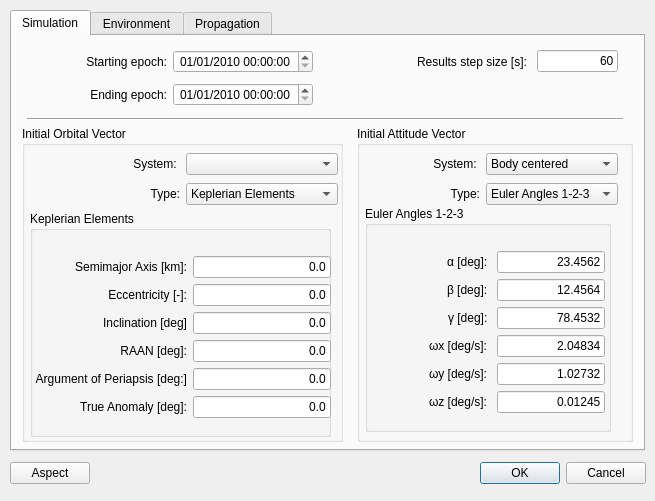
This is sta-src/Loitering/loitering.ui in Dwarf-Planet-Project/SpaceDesignTool as Qt 5 draws it before an edit. The edited form follows.
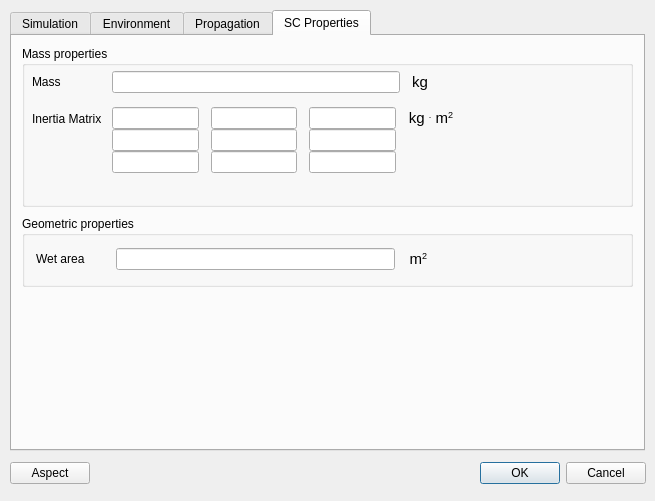
This is the edited form. The open tabs and pages were chosen to show the change. Icons and pictures are not drawn.

Commit message: Changes in the loitering GUI to add attitude.

Diff of the .ui file:
```diff
--- a/sta-src/Loitering/loitering.ui
+++ b/sta-src/Loitering/loitering.ui
@@ -30,7 +30,10 @@
    <iconset resource="../../iconary/sta-icons.qrc">
     <normaloff>:/icons/Loitering.png</normaloff>:/icons/Loitering.png</iconset>
   </property>
-  <widget class="QTabWidget" name="LoiteringTabsAssembly">
+  <widget class="QTabWidget" name="SCProperties_2">
+   <property name="enabled">
+    <bool>true</bool>
+   </property>
    <property name="geometry">
     <rect>
      <x>10</x>
@@ -658,7 +661,7 @@
        <item row="0" column="0">
         <widget class="QLabel" name="CoordSystlabel">
          <property name="text">
-          <string>System: </string>
+          <string>Coordinate System: </string>
          </property>
          <property name="alignment">
           <set>Qt::AlignRight|Qt::AlignTrailing|Qt::AlignVCenter</set>
@@ -743,8 +746,8 @@
        <rect>
         <x>5</x>
         <y>80</y>
-        <width>256</width>
-        <height>231</height>
+        <width>246</width>
+        <height>226</height>
        </rect>
       </property>
       <property name="frameShape">
@@ -763,7 +766,7 @@
        <widget class="QGroupBox" name="groupBox_6">
         <property name="geometry">
          <rect>
-          <x>3</x>
+          <x>0</x>
           <y>0</y>
           <width>246</width>
           <height>226</height>
@@ -778,10 +781,10 @@
         <widget class="QWidget" name="formLayoutWidget_4">
          <property name="geometry">
           <rect>
-           <x>59</x>
-           <y>30</y>
-           <width>181</width>
-           <height>191</height>
+           <x>0</x>
+           <y>40</y>
+           <width>201</width>
+           <height>181</height>
           </rect>
          </property>
          <layout class="QFormLayout" name="formLayout_4">
@@ -797,7 +800,7 @@
           <item row="0" column="0">
            <widget class="QLabel" name="alpha">
             <property name="text">
-             <string>&amp;alpha; [deg]: </string>
+             <string>&amp;phi; [deg]: </string>
             </property>
             <property name="textFormat">
              <enum>Qt::RichText</enum>
@@ -817,7 +820,7 @@
           <item row="1" column="0">
            <widget class="QLabel" name="beta">
             <property name="text">
-             <string>&amp;beta; [deg]: </string>
+             <string>&amp;theta; [deg]: </string>
             </property>
             <property name="textFormat">
              <enum>Qt::RichText</enum>
@@ -837,7 +840,7 @@
           <item row="2" column="0">
            <widget class="QLabel" name="gamma">
             <property name="text">
-             <string>&amp;gamma; [deg]: </string>
+             <string>&amp;psi; [deg]: </string>
             </property>
             <property name="textFormat">
              <enum>Qt::RichText</enum>
@@ -857,7 +860,11 @@
           <item row="3" column="0">
            <widget class="QLabel" name="omegax">
             <property name="text">
-             <string>&amp;omega;x [deg/s]: </string>
+             <string>&lt;!DOCTYPE HTML PUBLIC &quot;-//W3C//DTD HTML 4.0//EN&quot; &quot;http://www.w3.org/TR/REC-html40/strict.dtd&quot;&gt;
+&lt;html&gt;&lt;head&gt;&lt;meta name=&quot;qrichtext&quot; content=&quot;1&quot; /&gt;&lt;style type=&quot;text/css&quot;&gt;
+p, li { white-space: pre-wrap; }
+&lt;/style&gt;&lt;/head&gt;&lt;body style=&quot; font-family:'MS Shell Dlg 2'; font-size:8.25pt; font-weight:400; font-style:normal;&quot;&gt;
+&lt;p style=&quot; margin-top:0px; margin-bottom:0px; margin-left:0px; margin-right:0px; -qt-block-indent:0; text-indent:0px;&quot;&gt;ω&lt;span style=&quot; font-size:8pt; vertical-align:sub;&quot;&gt;x&lt;/span&gt; [deg/s]: &lt;/p&gt;&lt;/body&gt;&lt;/html&gt;</string>
             </property>
             <property name="textFormat">
              <enum>Qt::RichText</enum>
@@ -877,7 +884,11 @@
           <item row="4" column="0">
            <widget class="QLabel" name="omegay">
             <property name="text">
-             <string>&amp;omega;y [deg/s]: </string>
+             <string>&lt;!DOCTYPE HTML PUBLIC &quot;-//W3C//DTD HTML 4.0//EN&quot; &quot;http://www.w3.org/TR/REC-html40/strict.dtd&quot;&gt;
+&lt;html&gt;&lt;head&gt;&lt;meta name=&quot;qrichtext&quot; content=&quot;1&quot; /&gt;&lt;style type=&quot;text/css&quot;&gt;
+p, li { white-space: pre-wrap; }
+&lt;/style&gt;&lt;/head&gt;&lt;body style=&quot; font-family:'MS Shell Dlg 2'; font-size:8.25pt; font-weight:400; font-style:normal;&quot;&gt;
+&lt;p style=&quot; margin-top:0px; margin-bottom:0px; margin-left:0px; margin-right:0px; -qt-block-indent:0; text-indent:0px;&quot;&gt;&lt;span style=&quot; font-size:8pt;&quot;&gt;ω&lt;/span&gt;&lt;span style=&quot; font-size:8pt; vertical-align:sub;&quot;&gt;y&lt;/span&gt;&lt;span style=&quot; font-size:8pt;&quot;&gt; [deg/s]: &lt;/span&gt;&lt;/p&gt;&lt;/body&gt;&lt;/html&gt;</string>
             </property>
             <property name="textFormat">
              <enum>Qt::RichText</enum>
@@ -897,7 +908,11 @@
           <item row="5" column="0">
            <widget class="QLabel" name="omegaz">
             <property name="text">
-             <string>&amp;omega;z [deg/s]: </string>
+             <string>&lt;!DOCTYPE HTML PUBLIC &quot;-//W3C//DTD HTML 4.0//EN&quot; &quot;http://www.w3.org/TR/REC-html40/strict.dtd&quot;&gt;
+&lt;html&gt;&lt;head&gt;&lt;meta name=&quot;qrichtext&quot; content=&quot;1&quot; /&gt;&lt;style type=&quot;text/css&quot;&gt;
+p, li { white-space: pre-wrap; }
+&lt;/style&gt;&lt;/head&gt;&lt;body style=&quot; font-family:'MS Shell Dlg 2'; font-size:8.25pt; font-weight:400; font-style:normal;&quot;&gt;
+&lt;p style=&quot; margin-top:0px; margin-bottom:0px; margin-left:0px; margin-right:0px; -qt-block-indent:0; text-indent:0px;&quot;&gt;&lt;span style=&quot; font-size:8pt;&quot;&gt;ω&lt;/span&gt;&lt;span style=&quot; font-size:8pt; vertical-align:sub;&quot;&gt;z&lt;/span&gt;&lt;span style=&quot; font-size:8pt;&quot;&gt; [deg/s]: &lt;/span&gt;&lt;/p&gt;&lt;/body&gt;&lt;/html&gt;</string>
             </property>
             <property name="textFormat">
              <enum>Qt::RichText</enum>
@@ -1417,7 +1432,7 @@
       <property name="geometry">
        <rect>
         <x>10</x>
-        <y>25</y>
+        <y>15</y>
         <width>251</width>
         <height>56</height>
        </rect>
@@ -1426,7 +1441,7 @@
        <item row="0" column="0">
         <widget class="QLabel" name="CoordSystlabel_2">
          <property name="text">
-          <string>System: </string>
+          <string>Coordinate System: </string>
          </property>
          <property name="alignment">
           <set>Qt::AlignRight|Qt::AlignTrailing|Qt::AlignVCenter</set>
@@ -1447,12 +1462,7 @@
         <widget class="QComboBox" name="comboBox_3">
          <item>
           <property name="text">
-           <string>Body centered</string>
-          </property>
-         </item>
-         <item>
-          <property name="text">
-           <string>No body centered</string>
+           <string>Inertial</string>
           </property>
          </item>
         </widget>
@@ -2332,6 +2342,206 @@
      </layout>
     </widget>
    </widget>
+   <widget class="QWidget" name="SCProperties">
+    <attribute name="title">
+     <string>SC Properties</string>
+    </attribute>
+    <widget class="QGroupBox" name="groupBox_4">
+     <property name="geometry">
+      <rect>
+       <x>10</x>
+       <y>10</y>
+       <width>611</width>
+       <height>161</height>
+      </rect>
+     </property>
+     <property name="title">
+      <string>Mass properties</string>
+     </property>
+     <widget class="QWidget" name="formLayoutWidget_8">
+      <property name="geometry">
+       <rect>
+        <x>10</x>
+        <y>25</y>
+        <width>421</width>
+        <height>126</height>
+       </rect>
+      </property>
+      <layout class="QFormLayout" name="formLayout_8">
+       <property name="fieldGrowthPolicy">
+        <enum>QFormLayout::AllNonFixedFieldsGrow</enum>
+       </property>
+       <property name="horizontalSpacing">
+        <number>10</number>
+       </property>
+       <property name="verticalSpacing">
+        <number>14</number>
+       </property>
+       <item row="0" column="0">
+        <widget class="QLabel" name="label_4">
+         <property name="text">
+          <string>Mass</string>
+         </property>
+        </widget>
+       </item>
+       <item row="0" column="1">
+        <layout class="QHBoxLayout" name="horizontalLayout_6">
+         <property name="spacing">
+          <number>12</number>
+         </property>
+         <item>
+          <widget class="QLineEdit" name="lineEdit"/>
+         </item>
+         <item>
+          <widget class="QLabel" name="inertiaMatLabel">
+           <property name="text">
+            <string>&lt;!DOCTYPE HTML PUBLIC &quot;-//W3C//DTD HTML 4.0//EN&quot; &quot;http://www.w3.org/TR/REC-html40/strict.dtd&quot;&gt;
+&lt;html&gt;&lt;head&gt;&lt;meta name=&quot;qrichtext&quot; content=&quot;1&quot; /&gt;&lt;style type=&quot;text/css&quot;&gt;
+p, li { white-space: pre-wrap; }
+&lt;/style&gt;&lt;/head&gt;&lt;body style=&quot; font-family:'MS Shell Dlg 2'; font-size:8.25pt; font-weight:400; font-style:normal;&quot;&gt;
+&lt;p style=&quot; margin-top:0px; margin-bottom:0px; margin-left:0px; margin-right:0px; -qt-block-indent:0; text-indent:0px;&quot;&gt;&lt;span style=&quot; font-family:'Ubuntu'; font-size:11pt;&quot;&gt;kg      &lt;/span&gt;&lt;/p&gt;&lt;/body&gt;&lt;/html&gt;</string>
+           </property>
+           <property name="alignment">
+            <set>Qt::AlignRight|Qt::AlignTrailing|Qt::AlignVCenter</set>
+           </property>
+          </widget>
+         </item>
+        </layout>
+       </item>
+       <item row="1" column="0">
+        <widget class="QLabel" name="label_5">
+         <property name="text">
+          <string>Inertia Matrix</string>
+         </property>
+        </widget>
+       </item>
+       <item row="1" column="1">
+        <layout class="QGridLayout" name="gridLayout_5">
+         <property name="horizontalSpacing">
+          <number>12</number>
+         </property>
+         <item row="0" column="0">
+          <widget class="QLineEdit" name="lineEdit_2"/>
+         </item>
+         <item row="1" column="0">
+          <widget class="QLineEdit" name="lineEdit_3"/>
+         </item>
+         <item row="2" column="0">
+          <widget class="QLineEdit" name="lineEdit_7"/>
+         </item>
+         <item row="0" column="1">
+          <widget class="QLineEdit" name="lineEdit_8"/>
+         </item>
+         <item row="1" column="1">
+          <widget class="QLineEdit" name="lineEdit_9"/>
+         </item>
+         <item row="2" column="1">
+          <widget class="QLineEdit" name="lineEdit_10"/>
+         </item>
+         <item row="0" column="2">
+          <widget class="QLineEdit" name="lineEdit_11"/>
+         </item>
+         <item row="1" column="2">
+          <widget class="QLineEdit" name="lineEdit_13"/>
+         </item>
+         <item row="2" column="2">
+          <widget class="QLineEdit" name="lineEdit_12"/>
+         </item>
+         <item row="0" column="3">
+          <widget class="QLabel" name="inertiaMatLabel_3">
+           <property name="text">
+            <string>&lt;!DOCTYPE HTML PUBLIC &quot;-//W3C//DTD HTML 4.0//EN&quot; &quot;http://www.w3.org/TR/REC-html40/strict.dtd&quot;&gt;
+&lt;html&gt;&lt;head&gt;&lt;meta name=&quot;qrichtext&quot; content=&quot;1&quot; /&gt;&lt;style type=&quot;text/css&quot;&gt;
+p, li { white-space: pre-wrap; }
+&lt;/style&gt;&lt;/head&gt;&lt;body style=&quot; font-family:'MS Shell Dlg 2'; font-size:8.25pt; font-weight:400; font-style:normal;&quot;&gt;
+&lt;p style=&quot; margin-top:0px; margin-bottom:0px; margin-left:0px; margin-right:0px; -qt-block-indent:0; text-indent:0px;&quot;&gt;&lt;span style=&quot; font-family:'Ubuntu'; font-size:11pt;&quot;&gt;kg &lt;/span&gt;&lt;span style=&quot; font-family:'Ubuntu'; font-size:11pt; vertical-align:super;&quot;&gt;.&lt;/span&gt;&lt;span style=&quot; font-family:'Ubuntu'; font-size:11pt;&quot;&gt; m&lt;/span&gt;&lt;span style=&quot; font-family:'Ubuntu'; font-size:11pt; vertical-align:super;&quot;&gt;2&lt;/span&gt;&lt;/p&gt;&lt;/body&gt;&lt;/html&gt;</string>
+           </property>
+           <property name="alignment">
+            <set>Qt::AlignRight|Qt::AlignTrailing|Qt::AlignVCenter</set>
+           </property>
+          </widget>
+         </item>
+        </layout>
+       </item>
+      </layout>
+     </widget>
+    </widget>
+    <widget class="QGroupBox" name="groupBox_10">
+     <property name="geometry">
+      <rect>
+       <x>10</x>
+       <y>180</y>
+       <width>611</width>
+       <height>71</height>
+      </rect>
+     </property>
+     <property name="title">
+      <string>Geometric properties</string>
+     </property>
+     <widget class="QLineEdit" name="lineEdit_5">
+      <property name="geometry">
+       <rect>
+        <x>95</x>
+        <y>100</y>
+        <width>36</width>
+        <height>20</height>
+       </rect>
+      </property>
+     </widget>
+     <widget class="QLineEdit" name="lineEdit_6">
+      <property name="geometry">
+       <rect>
+        <x>140</x>
+        <y>100</y>
+        <width>41</width>
+        <height>20</height>
+       </rect>
+      </property>
+     </widget>
+     <widget class="QWidget" name="gridLayoutWidget_5">
+      <property name="geometry">
+       <rect>
+        <x>14</x>
+        <y>25</y>
+        <width>391</width>
+        <height>36</height>
+       </rect>
+      </property>
+      <layout class="QGridLayout" name="gridLayout_6">
+       <property name="horizontalSpacing">
+        <number>14</number>
+       </property>
+       <property name="verticalSpacing">
+        <number>6</number>
+       </property>
+       <item row="0" column="1">
+        <widget class="QLineEdit" name="lineEdit_4"/>
+       </item>
+       <item row="0" column="0">
+        <widget class="QLabel" name="label_2">
+         <property name="text">
+          <string>Wet area     </string>
+         </property>
+        </widget>
+       </item>
+       <item row="0" column="2">
+        <widget class="QLabel" name="inertiaMatLabel_4">
+         <property name="text">
+          <string>&lt;!DOCTYPE HTML PUBLIC &quot;-//W3C//DTD HTML 4.0//EN&quot; &quot;http://www.w3.org/TR/REC-html40/strict.dtd&quot;&gt;
+&lt;html&gt;&lt;head&gt;&lt;meta name=&quot;qrichtext&quot; content=&quot;1&quot; /&gt;&lt;style type=&quot;text/css&quot;&gt;
+p, li { white-space: pre-wrap; }
+&lt;/style&gt;&lt;/head&gt;&lt;body style=&quot; font-family:'MS Shell Dlg 2'; font-size:8.25pt; font-weight:400; font-style:normal;&quot;&gt;
+&lt;p style=&quot; margin-top:0px; margin-bottom:0px; margin-left:0px; margin-right:0px; -qt-block-indent:0; text-indent:0px;&quot;&gt;&lt;span style=&quot; font-family:'Ubuntu'; font-size:11pt;&quot;&gt;m&lt;/span&gt;&lt;span style=&quot; font-family:'Ubuntu'; font-size:11pt; vertical-align:super;&quot;&gt;2&lt;/span&gt;&lt;/p&gt;&lt;/body&gt;&lt;/html&gt;</string>
+         </property>
+         <property name="alignment">
+          <set>Qt::AlignRight|Qt::AlignTrailing|Qt::AlignVCenter</set>
+         </property>
+        </widget>
+       </item>
+      </layout>
+     </widget>
+    </widget>
+   </widget>
   </widget>
   <widget class="QWidget" name="horizontalLayoutWidget_2">
    <property name="geometry">
```
Left out of the diff: 271 changed lines with no effect on the pictures. Lines whose indentation alone changed are shown as unchanged.
